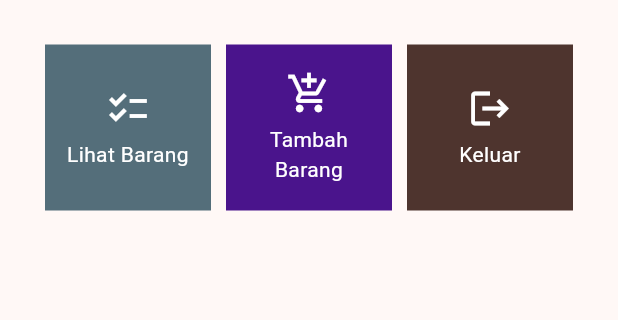
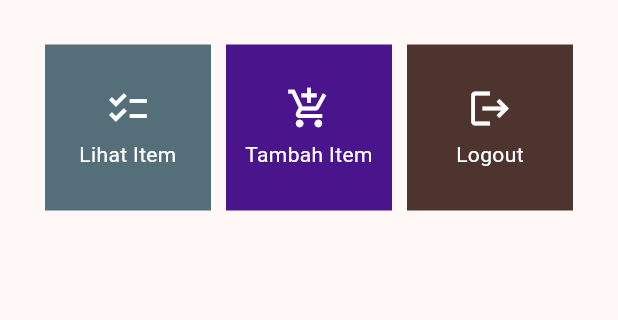
Before and after one commit to SHAniaGraciA/quest99_mobile, a Flutter app: the screen it shows after launch, on a phone screen of 412 x 824 dp, the part 179-499 px from its top. Run offline on Flutter 3.47's test engine with Material 2 defaults, Android fonts, the light colour scheme and no system bars.

Commit message:
Tugas 7:Selesai

```diff
--- a/lib/menu.dart
+++ b/lib/menu.dart
@@ -11,9 +11,9 @@ class ShopItem {
 class MyHomePage extends StatelessWidget {
   MyHomePage({Key? key}) : super(key: key);
   final List<ShopItem> items = [
-    ShopItem("Lihat Barang", Icons.checklist, Colors.blueGrey.shade600),
-    ShopItem("Tambah Barang", Icons.add_shopping_cart, Colors.purple.shade900),
-    ShopItem("Keluar", Icons.logout, Colors.brown.shade800),
+    ShopItem("Lihat Item", Icons.checklist, Colors.blueGrey.shade600),
+    ShopItem("Tambah Item", Icons.add_shopping_cart, Colors.purple.shade900),
+    ShopItem("Logout", Icons.logout, Colors.brown.shade800),
   ];
 
   @override
```
Also changed, not shown: lib/main.dart (line endings or trailing spaces), 1 other file.
